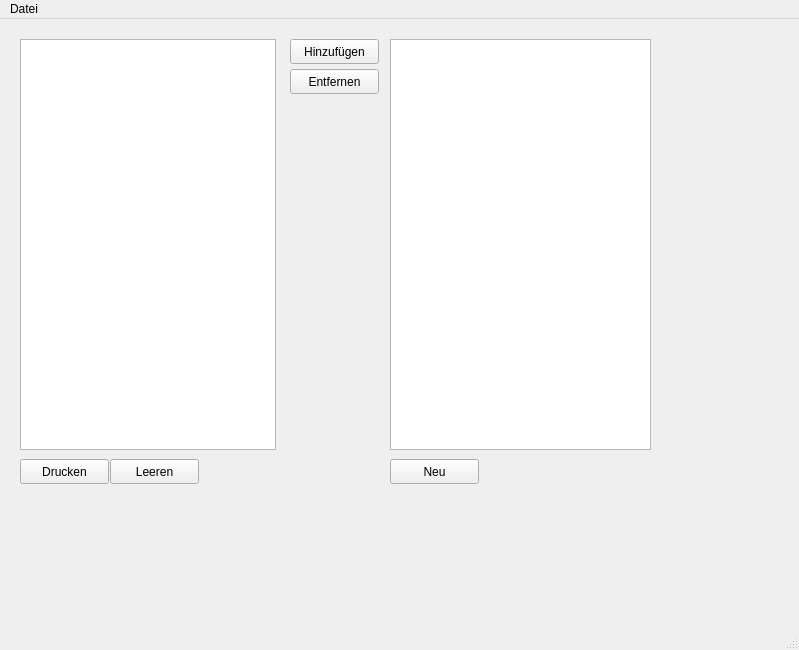
Before: the Qt Designer form mainwindow.ui in RaGri42/GroceryList, drawn with Qt 5.
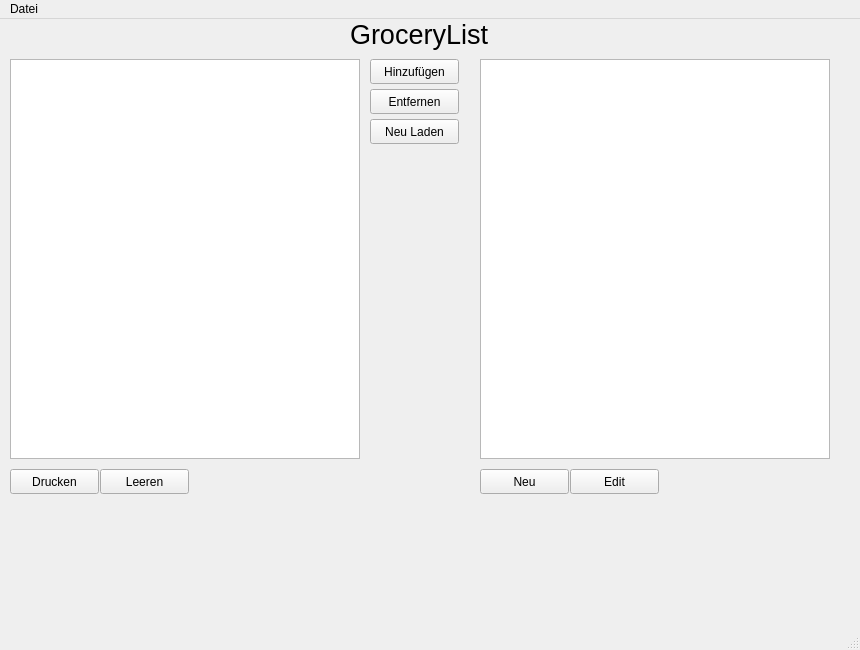
After: the same form once the commit is applied.

Commit message: Neues Lebensmittel anlegen, Sortieren und Edit-Dailog

Patch:
```diff
--- a/mainwindow.ui
+++ b/mainwindow.ui
@@ -6,7 +6,7 @@
    <rect>
     <x>0</x>
     <y>0</y>
-    <width>799</width>
+    <width>860</width>
     <height>650</height>
    </rect>
   </property>
@@ -17,8 +17,8 @@
    <widget class="QPushButton" name="pushButton">
     <property name="geometry">
      <rect>
-      <x>290</x>
-      <y>20</y>
+      <x>370</x>
+      <y>40</y>
       <width>89</width>
       <height>25</height>
      </rect>
@@ -30,8 +30,8 @@
    <widget class="QPushButton" name="pushButton_2">
     <property name="geometry">
      <rect>
-      <x>290</x>
-      <y>50</y>
+      <x>370</x>
+      <y>70</y>
       <width>89</width>
       <height>25</height>
      </rect>
@@ -46,10 +46,10 @@
     </property>
     <property name="geometry">
      <rect>
-      <x>390</x>
-      <y>20</y>
-      <width>261</width>
-      <height>411</height>
+      <x>480</x>
+      <y>40</y>
+      <width>350</width>
+      <height>400</height>
      </rect>
     </property>
     <property name="sizePolicy">
@@ -58,11 +58,17 @@
       <verstretch>0</verstretch>
      </sizepolicy>
     </property>
+    <property name="maximumSize">
+     <size>
+      <width>16777215</width>
+      <height>16777215</height>
+     </size>
+    </property>
     <property name="showGrid">
      <bool>false</bool>
     </property>
     <property name="rowCount">
-     <number>12</number>
+     <number>1</number>
     </property>
     <property name="columnCount">
      <number>1</number>
@@ -76,35 +82,39 @@
     <attribute name="horizontalHeaderDefaultSectionSize">
      <number>100</number>
     </attribute>
+    <attribute name="horizontalHeaderHighlightSections">
+     <bool>false</bool>
+    </attribute>
+    <attribute name="horizontalHeaderStretchLastSection">
+     <bool>true</bool>
+    </attribute>
     <attribute name="verticalHeaderVisible">
      <bool>false</bool>
     </attribute>
-    <row/>
-    <row/>
-    <row/>
-    <row/>
-    <row/>
-    <row/>
-    <row/>
-    <row/>
-    <row/>
-    <row/>
-    <row/>
+    <attribute name="verticalHeaderCascadingSectionResizes">
+     <bool>false</bool>
+    </attribute>
+    <attribute name="verticalHeaderHighlightSections">
+     <bool>false</bool>
+    </attribute>
     <row/>
     <column/>
    </widget>
    <widget class="QTableWidget" name="tableWidget_2">
     <property name="geometry">
      <rect>
-      <x>20</x>
-      <y>20</y>
-      <width>256</width>
-      <height>411</height>
+      <x>10</x>
+      <y>40</y>
+      <width>350</width>
+      <height>400</height>
      </rect>
     </property>
     <property name="showGrid">
      <bool>false</bool>
     </property>
+    <property name="sortingEnabled">
+     <bool>true</bool>
+    </property>
     <property name="rowCount">
      <number>10</number>
     </property>
@@ -114,9 +124,21 @@
     <attribute name="horizontalHeaderVisible">
      <bool>false</bool>
     </attribute>
+    <attribute name="horizontalHeaderCascadingSectionResizes">
+     <bool>true</bool>
+    </attribute>
+    <attribute name="horizontalHeaderStretchLastSection">
+     <bool>true</bool>
+    </attribute>
     <attribute name="verticalHeaderVisible">
      <bool>false</bool>
     </attribute>
+    <attribute name="verticalHeaderCascadingSectionResizes">
+     <bool>true</bool>
+    </attribute>
+    <attribute name="verticalHeaderStretchLastSection">
+     <bool>true</bool>
+    </attribute>
     <row/>
     <row/>
     <row/>
@@ -132,8 +154,8 @@
    <widget class="QPushButton" name="pushButton_3">
     <property name="geometry">
      <rect>
-      <x>390</x>
-      <y>440</y>
+      <x>480</x>
+      <y>450</y>
       <width>89</width>
       <height>25</height>
      </rect>
@@ -145,8 +167,8 @@
    <widget class="QPushButton" name="pushButton_4">
     <property name="geometry">
      <rect>
-      <x>20</x>
-      <y>440</y>
+      <x>10</x>
+      <y>450</y>
       <width>89</width>
       <height>25</height>
      </rect>
@@ -158,8 +180,8 @@
    <widget class="QPushButton" name="pushButton_5">
     <property name="geometry">
      <rect>
-      <x>110</x>
-      <y>440</y>
+      <x>100</x>
+      <y>450</y>
       <width>89</width>
       <height>25</height>
      </rect>
@@ -168,13 +190,57 @@
      <string>Leeren</string>
     </property>
    </widget>
+   <widget class="QLabel" name="label">
+    <property name="geometry">
+     <rect>
+      <x>350</x>
+      <y>0</y>
+      <width>141</width>
+      <height>31</height>
+     </rect>
+    </property>
+    <property name="font">
+     <font>
+      <pointsize>20</pointsize>
+     </font>
+    </property>
+    <property name="text">
+     <string>GroceryList</string>
+    </property>
+   </widget>
+   <widget class="QPushButton" name="pushButton_6">
+    <property name="geometry">
+     <rect>
+      <x>370</x>
+      <y>100</y>
+      <width>89</width>
+      <height>25</height>
+     </rect>
+    </property>
+    <property name="text">
+     <string>Neu Laden</string>
+    </property>
+   </widget>
+   <widget class="QPushButton" name="editButton">
+    <property name="geometry">
+     <rect>
+      <x>570</x>
+      <y>450</y>
+      <width>89</width>
+      <height>25</height>
+     </rect>
+    </property>
+    <property name="text">
+     <string>Edit</string>
+    </property>
+   </widget>
   </widget>
   <widget class="QMenuBar" name="menubar">
    <property name="geometry">
     <rect>
      <x>0</x>
      <y>0</y>
-     <width>799</width>
+     <width>860</width>
      <height>22</height>
     </rect>
    </property>
```
The commit also changes 7 other files.
